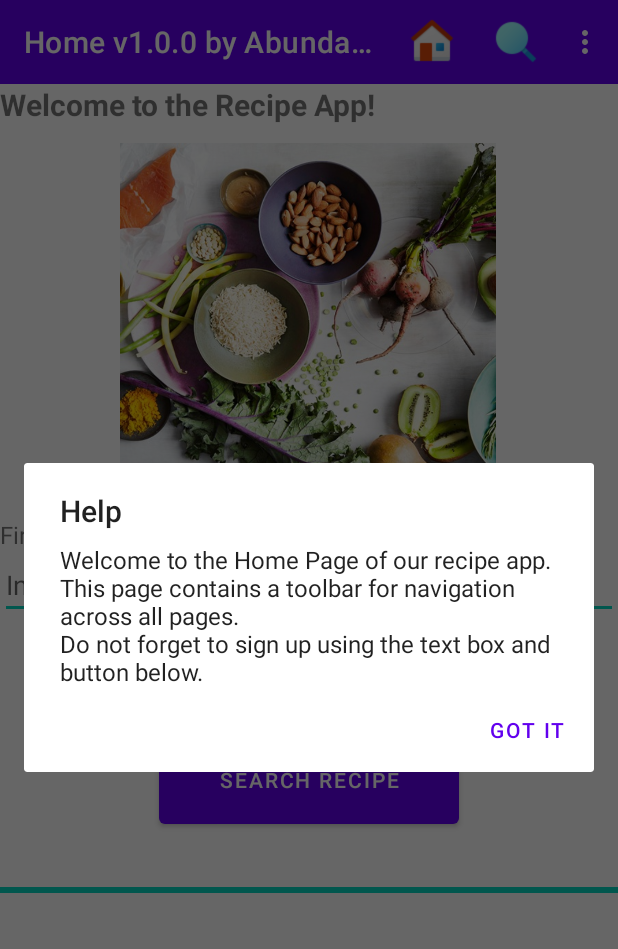
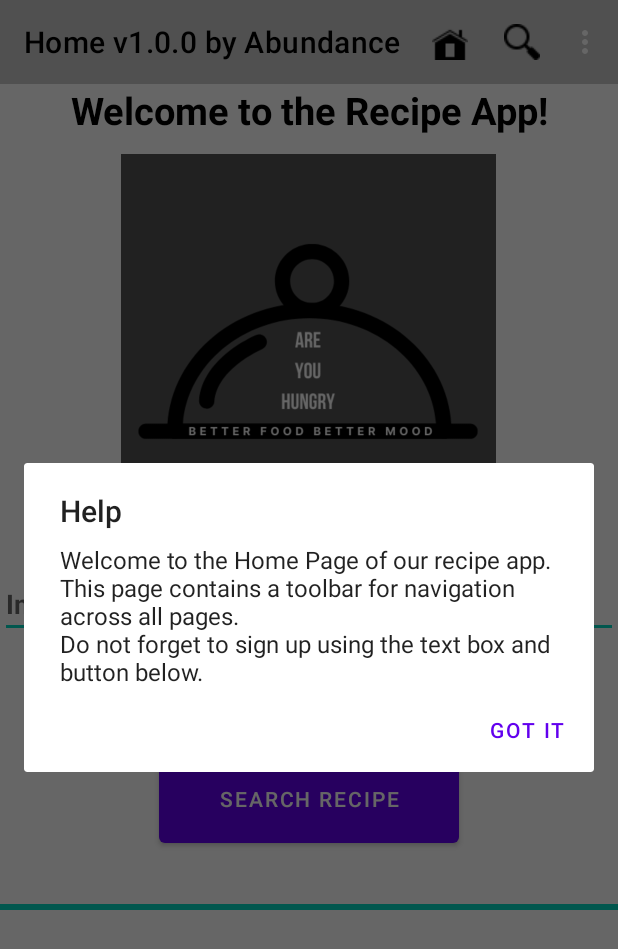
Before and after one commit to abundanceesim/AreYouHungry, an Android app: the screen it shows after launch (HomeActivity), in the options menu, after a tap on "Help", on a phone screen of 412 x 824 dp. Shown: the top 949 px of the screen. Run offline under Robolectric (Android 15) with nearby library versions, the phone set to English and light mode, and no system bars.

Commit message:
Little changes in the layout and modified Search activity, we can see the latest receipe searched.

```diff
--- a/app/src/main/java/com/cst2335/areyouhungry/SearchActivity.java
+++ b/app/src/main/java/com/cst2335/areyouhungry/SearchActivity.java
@@ -9,10 +9,14 @@ import androidx.core.view.GravityCompat;
 import androidx.drawerlayout.widget.DrawerLayout;
 
 import android.content.Intent;
+import android.content.SharedPreferences;
 import android.os.Bundle;
 import android.view.Menu;
 import android.view.MenuInflater;
 import android.view.MenuItem;
+import android.view.View;
+import android.widget.Button;
+import android.widget.EditText;
 
 import com.google.android.material.navigation.NavigationView;
 
@@ -20,15 +24,23 @@ public class SearchActivity extends AppCompatActivity {
     ActionBarDrawerToggle toggle;
     DrawerLayout drawerLayout;
     NavigationView navigationView;
+    EditText recentReceipes;
+
+    public static final String Shared_prefs = "sharedprefs";
+    public static final String TEXT = "Recent Receipes";
+
 
     @Override
     protected void onCreate(Bundle savedInstanceState) {
         super.onCreate(savedInstanceState);
         setContentView(R.layout.activity_search);
 
+
+        Button searchBtn = findViewById(R.id.search_button);
         Toolbar tBar = findViewById(R.id.toolBar);
         drawerLayout = findViewById(R.id.recipe_activity);
         navigationView = findViewById(R.id.nav_view);
+        recentReceipes=findViewById(R.id.search_recipe);
         setSupportActionBar(tBar);
         getSupportActionBar().setTitle("Recipe Search Page");
 
@@ -36,6 +48,14 @@ public class SearchActivity extends AppCompatActivity {
 
         drawerLayout.addDrawerListener(toggle);
         toggle.syncState();
+
+      searchBtn.setOnClickListener(new View.OnClickListener() {
+          @Override
+          public void onClick(View view) {
+            // search code to display output of the receipe searched
+          }
+      });
+
 
         navigationView.setNavigationItemSelectedListener(item -> {
             switch (item.getItemId()) {
@@ -53,6 +73,23 @@ public class SearchActivity extends AppCompatActivity {
 
             return true;
         });
+    }
+
+    @Override
+    protected void onResume() {
+        super.onResume();
+        SharedPreferences sharedPreferences = getSharedPreferences(Shared_prefs, MODE_PRIVATE);
+        String receipeSearch=sharedPreferences.getString(TEXT,"");
+        recentReceipes.setText(receipeSearch);
+    }
+
+    @Override
+    protected void onPause() {
+        super.onPause();
+        SharedPreferences sharedPreferences = getSharedPreferences(Shared_prefs, MODE_PRIVATE);
+        SharedPreferences.Editor editor =sharedPreferences.edit();
+        editor.putString(TEXT,recentReceipes.getText().toString());
+        editor.apply();
     }
 
     @Override
--- a/app/src/main/res/layout/activity_home.xml
+++ b/app/src/main/res/layout/activity_home.xml
@@ -7,15 +7,18 @@
     tools:context=".HomeActivity"
     android:orientation="vertical">
 
-    <include android:id="@+id/toolBar"  layout="@layout/toolbar_layout"/>
+    <include android:id="@+id/toolBar"
+        layout="@layout/toolbar_layout"/>
 
 
     <TextView
         android:id="@+id/welcomeText"
         android:layout_width="match_parent"
         android:layout_height="wrap_content"
+        android:textAlignment="center"
         android:text="Welcome to the Recipe App!"
-        android:textSize="20sp"
+        android:textSize="25dp"
+        android:textColor="@color/black"
         android:textStyle="bold"
         app:layout_constraintTop_toBottomOf="@+id/toolBar" />
 
@@ -25,7 +28,7 @@
         android:layout_width="300dp"
         android:layout_height="250dp"
         android:layout_marginTop="12dp"
-        android:src="@drawable/homepage2_img"
+        android:src="@drawable/logo"
         app:layout_constraintEnd_toEndOf="parent"
         app:layout_constraintHorizontal_bias="0.495"
         app:layout_constraintStart_toStartOf="parent"
@@ -35,8 +38,10 @@
         android:id="@+id/nameText"
         android:layout_width="match_parent"
         android:layout_height="wrap_content"
+        android:textAlignment="center"
         android:text="First name:"
-        android:textSize="16sp"
+        android:textStyle="bold"
+        android:textSize="20dp"
         app:layout_constraintTop_toBottomOf="@id/homepage_img"
         app:layout_constraintVertical_bias="1.0"
         tools:layout_editor_absoluteX="0dp" />
@@ -46,6 +51,7 @@
         android:layout_width="match_parent"
         android:layout_height="wrap_content"
         android:inputType="textPersonName"
+        android:textStyle="bold"
         android:hint="Input name here"
         app:layout_constraintTop_toBottomOf="@+id/nameText"
         app:layout_constraintVertical_bias="0.333"
--- a/app/src/main/res/layout/activity_search.xml
+++ b/app/src/main/res/layout/activity_search.xml
@@ -22,10 +22,11 @@
 
         <EditText
             android:id="@+id/search_recipe"
-            android:layout_width="wrap_content"
+            android:layout_width="match_parent"
             android:layout_height="wrap_content"
             android:layout_weight="1"
-            android:hint="Search your recipe..."
+            android:textSize="10dp"
+            android:text="Search your recipe..."
             android:inputType="textPersonName"
             android:minHeight="48dp" />
 
@@ -35,8 +36,9 @@
             android:layout_height="wrap_content"
             android:text="Search"
             android:textColor="#78909C" />
+
+
     </LinearLayout>
-
 
     <com.google.android.material.navigation.NavigationView
         android:id="@+id/nav_view"
@@ -45,4 +47,5 @@
         android:layout_gravity="start"
         app:menu="@menu/navigation_menu" />
 
+
 </androidx.drawerlayout.widget.DrawerLayout>
--- a/app/src/main/res/layout/toolbar_layout.xml
+++ b/app/src/main/res/layout/toolbar_layout.xml
@@ -3,9 +3,9 @@
     xmlns:app="http://schemas.android.com/apk/res-auto"
     android:layout_width="match_parent"
     android:layout_height="wrap_content"
-    android:background="@color/purple_500"
+    android:background="@color/cardview_shadow_start_color"
     app:title="Project"
-    app:titleTextColor="@color/white">
+    app:titleTextColor="@color/black">
     <!--app:navigationIcon="@color/white"-->
     <!--android:background="#BECC00"-->
     <!--app:titleTextColor="@color/white"-->
--- a/app/src/main/res/menu/toolbar_menu.xml
+++ b/app/src/main/res/menu/toolbar_menu.xml
@@ -4,18 +4,17 @@
 
     <item
         android:id="@+id/home_item"
-        android:icon="@drawable/home_icon"
+        android:icon="@drawable/home"
         android:orderInCategory="1"
         android:title="Home"
         app:showAsAction="always" />
 
     <item
         android:id="@+id/search_item"
-        android:icon="@drawable/search_icon"
+        android:icon="@drawable/search"
         android:orderInCategory="2"
         android:title="Search"
         app:showAsAction="always" />
-
 
     <item
         android:id="@+id/help_overflow"
```
Also changed, not shown: app/src/main/res/drawable-v24/home.png (added), app/src/main/res/drawable-v24/logo.png (added), app/src/main/res/drawable-v24/search.png (added).
